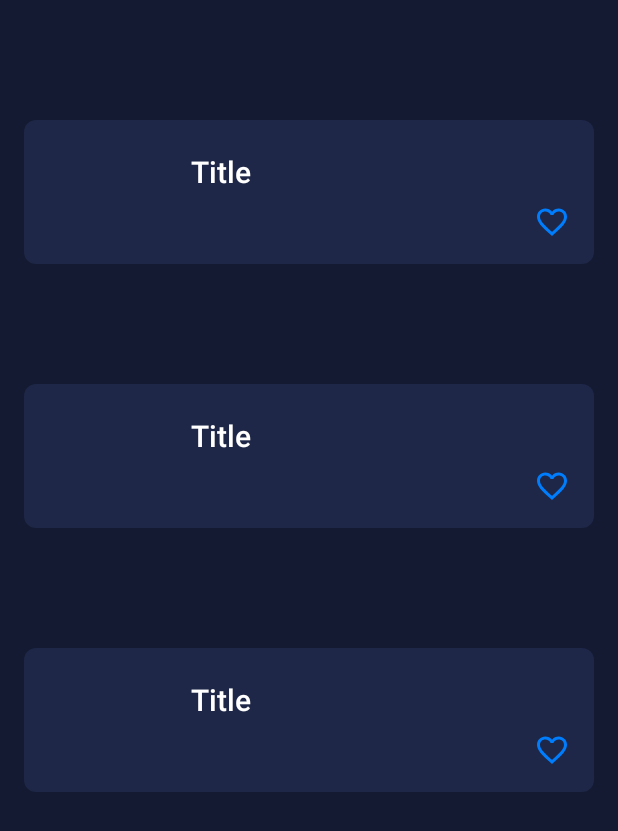
After one commit to AlfredoBejarano/Pronto-Movie-App, an Android app: the layout fragment_favorite_list.xml on its own in the app's theme, with its tools: preview values and no code run, on a phone screen of 412 x 824 dp. The commit adds this screen. Shown: the top 831 px of the screen. Run offline under Robolectric (Android 15) with nearby library versions, the phone set to English and light mode, and no system bars; plain views replace SimpleDraweeView; network calls fail.

Commit message:
Create FavoriteListFragment.kt

```diff
--- a/app/src/main/java/me/alfredobejarano/prontomovieapp/datasource/local/MovieDao.kt
+++ b/app/src/main/java/me/alfredobejarano/prontomovieapp/datasource/local/MovieDao.kt
@@ -14,6 +14,9 @@ interface MovieDao {
     @Insert(onConflict = OnConflictStrategy.REPLACE)
     suspend fun createOrUpdate(movie: Movie)
 
+    @Query("SELECT * FROM Movies WHERE isFavorite = 1 ORDER BY popularity DESC ")
+    suspend fun readFavorites(): List<Movie>
+
     @Query("SELECT * FROM Movies WHERE pk = :movieId LIMIT 1")
     suspend fun read(movieId: Int): Movie?
 
--- a/app/src/main/java/me/alfredobejarano/prontomovieapp/domain/FetchFavoriteMovieListUseCase.kt
+++ b/app/src/main/java/me/alfredobejarano/prontomovieapp/domain/FetchFavoriteMovieListUseCase.kt
@@ -1,12 +1,12 @@
 package me.alfredobejarano.prontomovieapp.domain
 
-import me.alfredobejarano.prontomovieapp.model.local.Movie
+import me.alfredobejarano.prontomovieapp.repository.MovieRepository
 import javax.inject.Inject
 
 /**
  * GetMovieListUseCase
  */
-class FetchFavoriteMovieListUseCase @Inject constructor() {
-    suspend fun fetchFavorites(movies: List<Movie>) = movies.filter { it.isFavorite }
+class FetchFavoriteMovieListUseCase @Inject constructor(private val repository: MovieRepository) {
+    suspend fun fetchFavorites() = repository.getFavoriteMovies()
 
 }
--- a/app/src/main/java/me/alfredobejarano/prontomovieapp/injection/ViewModule.kt
+++ b/app/src/main/java/me/alfredobejarano/prontomovieapp/injection/ViewModule.kt
@@ -2,6 +2,7 @@ package me.alfredobejarano.prontomovieapp.injection
 
 import dagger.Module
 import dagger.android.ContributesAndroidInjector
+import me.alfredobejarano.prontomovieapp.view.FavoriteListFragment
 import me.alfredobejarano.prontomovieapp.view.MainActivity
 import me.alfredobejarano.prontomovieapp.view.MovieListFragment
 
@@ -15,4 +16,7 @@ abstract class ViewModule {
 
     @ContributesAndroidInjector
     abstract fun contributeMovieListFragment(): MovieListFragment
+
+    @ContributesAndroidInjector
+    abstract fun contributeFavoriteListFragment(): FavoriteListFragment
 }
--- a/app/src/main/java/me/alfredobejarano/prontomovieapp/repository/MovieRepository.kt
+++ b/app/src/main/java/me/alfredobejarano/prontomovieapp/repository/MovieRepository.kt
@@ -42,5 +42,7 @@ class MovieRepository @Inject constructor(
         else -> getRemoteMovies()
     }
 
+    suspend fun getFavoriteMovies() = localDataSource.readFavorites()
+
     suspend fun updateMovie(movie: Movie) = localDataSource.createOrUpdate(movie)
 }
--- a/app/src/main/java/me/alfredobejarano/prontomovieapp/view/MainActivity.kt
+++ b/app/src/main/java/me/alfredobejarano/prontomovieapp/view/MainActivity.kt
@@ -6,6 +6,8 @@ import android.view.LayoutInflater
 import android.view.View
 import androidx.appcompat.app.AppCompatActivity
 import androidx.lifecycle.Observer
+import androidx.navigation.findNavController
+import androidx.navigation.ui.setupWithNavController
 import me.alfredobejarano.prontomovieapp.R
 import me.alfredobejarano.prontomovieapp.databinding.ActivityMainBinding
 import me.alfredobejarano.prontomovieapp.utils.EventManager
@@ -20,6 +22,7 @@ class MainActivity : AppCompatActivity() {
         binding = ActivityMainBinding.inflate(LayoutInflater.from(this))
         setContentView(binding.root)
         subscribeToEvents()
+        binding.mainBottomNavigationView.setupWithNavController(findNavController(R.id.main_fragment_container))
     }
 
     private fun subscribeToEvents() = EventManager.run {
--- a/app/src/main/java/me/alfredobejarano/prontomovieapp/view/MovieListFragment.kt
+++ b/app/src/main/java/me/alfredobejarano/prontomovieapp/view/MovieListFragment.kt
@@ -5,7 +5,7 @@ import android.view.LayoutInflater
 import android.view.View
 import android.view.ViewGroup
 import androidx.fragment.app.Fragment
-import androidx.fragment.app.viewModels
+import androidx.fragment.app.activityViewModels
 import androidx.lifecycle.Observer
 import androidx.recyclerview.widget.LinearLayoutManager
 import androidx.recyclerview.widget.RecyclerView
@@ -29,7 +29,7 @@ class MovieListFragment : Fragment() {
     @Inject
     lateinit var viewModelFactory: ViewModelFactory
     private var updateListJob: Job? = null
-    private val viewModel by viewModels<MovieListViewModel> { viewModelFactory }
+    private val viewModel by activityViewModels<MovieListViewModel> { viewModelFactory }
     private val binding: FragmentMovieListBinding by viewBinding(FragmentMovieListBinding::inflate)
 
     override fun onCreate(savedInstanceState: Bundle?) {
@@ -49,9 +49,7 @@ class MovieListFragment : Fragment() {
         viewModel.movieListLiveData.observe(viewLifecycleOwner, Observer {
             it?.run { updateMovieList(binding.movieListRecyclerView.adapter, this) }
         })
-
         requestNextPageLiveData.observe(viewLifecycleOwner, Observer { getMovies(true) })
-
         getMovies()
     }
 
--- a/app/src/main/java/me/alfredobejarano/prontomovieapp/view/adapter/MovieListAdapter.kt
+++ b/app/src/main/java/me/alfredobejarano/prontomovieapp/view/adapter/MovieListAdapter.kt
@@ -47,6 +47,11 @@ class MovieListAdapter(
     fun updateMovieAtPosition(viewHolder: MovieViewHolder?, movie: Movie) =
         viewHolder?.updateIcon(movie)
 
+    fun removeItemAtPosition(position: Int) {
+        movies = movies.toMutableList().apply { removeAt(position) }
+        notifyItemRemoved(position)
+    }
+
     class MovieDiffCallback(
         private val oldMovies: List<Movie>,
         private val newMovies: List<Movie>
--- /dev/null
+++ b/app/src/main/res/layout/fragment_favorite_list.xml
@@ -0,0 +1,34 @@
+<?xml version="1.0" encoding="utf-8"?>
+<androidx.constraintlayout.widget.ConstraintLayout xmlns:android="http://schemas.android.com/apk/res/android"
+    xmlns:app="http://schemas.android.com/apk/res-auto"
+    xmlns:tools="http://schemas.android.com/tools"
+    android:layout_width="match_parent"
+    android:layout_height="match_parent"
+    android:animateLayoutChanges="true"
+    android:paddingStart="@dimen/movie_item_icon_margin"
+    android:paddingEnd="@dimen/movie_item_icon_margin">
+
+
+    <androidx.recyclerview.widget.RecyclerView
+        android:id="@+id/favorites_list"
+        android:layout_width="0dp"
+        android:layout_height="0dp"
+        app:layout_constraintBottom_toBottomOf="parent"
+        app:layout_constraintEnd_toEndOf="parent"
+        app:layout_constraintStart_toStartOf="parent"
+        app:layout_constraintTop_toTopOf="parent"
+        tools:listitem="@layout/item_movie" />
+
+    <TextView
+        android:id="@+id/empty_list_message"
+        style="@style/TextAppearance.AppCompat.Title"
+        android:layout_width="wrap_content"
+        android:layout_height="wrap_content"
+        android:alpha="0.75"
+        android:text="@string/favorites_empty"
+        app:layout_constraintBottom_toBottomOf="parent"
+        app:layout_constraintEnd_toEndOf="parent"
+        app:layout_constraintStart_toStartOf="parent"
+        app:layout_constraintTop_toTopOf="parent"
+        tools:visibility="gone" />
+</androidx.constraintlayout.widget.ConstraintLayout>
--- a/app/src/main/res/menu/menu_bottom_navigation.xml
+++ b/app/src/main/res/menu/menu_bottom_navigation.xml
@@ -1,12 +1,12 @@
 <?xml version="1.0" encoding="utf-8"?>
 <menu xmlns:android="http://schemas.android.com/apk/res/android">
     <item
-        android:id="@+id/movie_list"
+        android:id="@+id/movieListFragment"
         android:icon="@drawable/ic_local_movies_black_24dp"
         android:title="@string/movies_title" />
 
     <item
-        android:id="@+id/favorites_list"
+        android:id="@+id/favoriteListFragment"
         android:icon="@drawable/ic_favorite_black_24dp"
         android:title="@string/favorites_title" />
 </menu>
--- a/app/src/main/res/navigation/app_nav.xml
+++ b/app/src/main/res/navigation/app_nav.xml
@@ -10,4 +10,9 @@
         android:name="me.alfredobejarano.prontomovieapp.view.MovieListFragment"
         android:label="MovieListFragment"
         tools:layout="@layout/fragment_movie_list" />
+    <fragment
+        android:id="@+id/favoriteListFragment"
+        android:name="me.alfredobejarano.prontomovieapp.view.FavoriteListFragment"
+        android:label="FavoriteListFragment"
+        tools:layout="@layout/fragment_favorite_list" />
 </navigation>
--- a/app/src/main/res/values/strings.xml
+++ b/app/src/main/res/values/strings.xml
@@ -2,4 +2,5 @@
     <string name="app_name">Pronto Movie App</string>
     <string name="movies_title">Movies</string>
     <string name="favorites_title">Favorites</string>
+    <string name="favorites_empty">Your favorites list is empty</string>
 </resources>
```
Also changed, not shown: app/src/main/java/me/alfredobejarano/prontomovieapp/view/FavoriteListFragment.kt (added, +65 -0 lines), app/src/main/java/me/alfredobejarano/prontomovieapp/viewmodel/MovieListViewModel.kt (+11 -1 lines), app/src/main/res/layout/fragment_movie_list.xml (+4 -3 lines).
